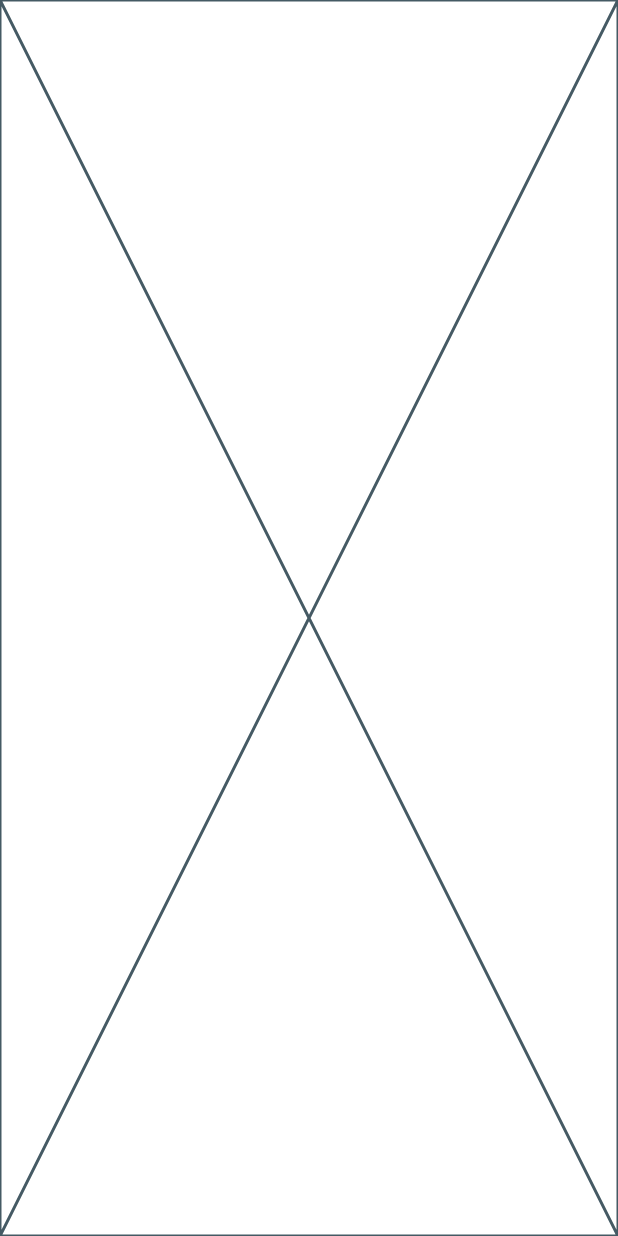
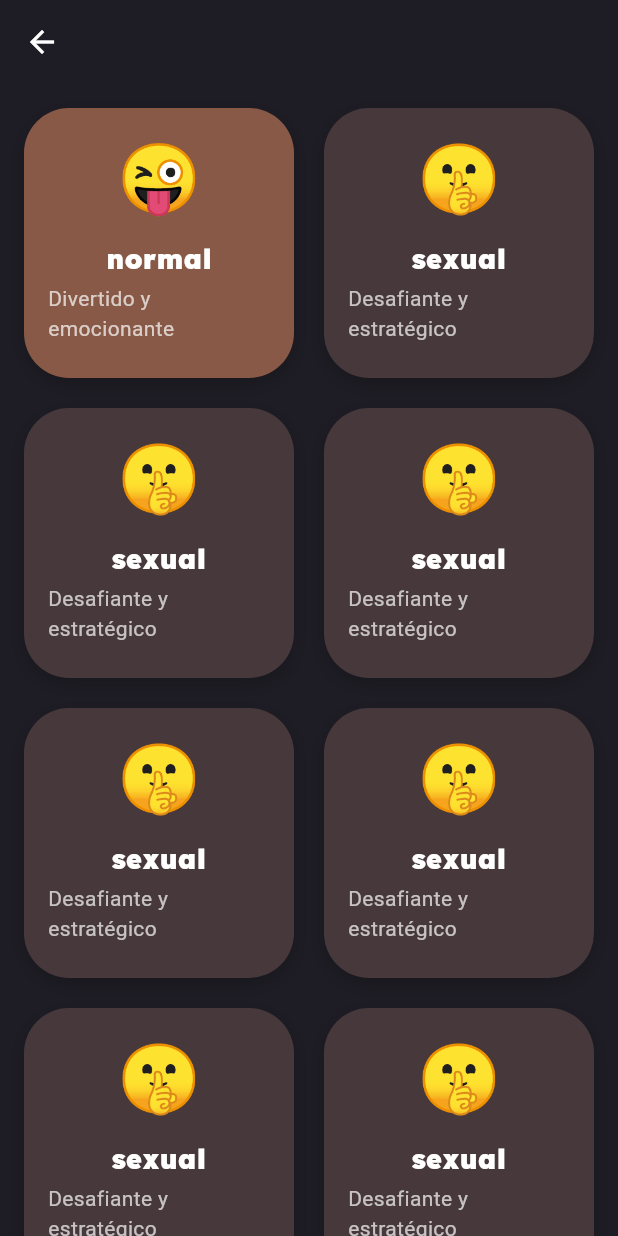
Before and after one commit to kyiroywops/nunkxdos, a Flutter app: the screen it shows after launch, after a tap on "Listo", on a phone screen of 412 x 824 dp. Run offline on Flutter 3.47's test engine with Material 3 defaults, Android fonts, the phone set to English and light mode, and no system bars; our stand-ins replace flutter_riverpod, go_router.

Commit message:
ui juegos

```diff
--- a/lib/config/theme/theme.dart
+++ b/lib/config/theme/theme.dart
@@ -2,8 +2,19 @@ import "package:flutter/material.dart";
 
 class AppTheme {
   ThemeData get themeData => ThemeData(
-        // esta wea debo ocuparla mejor xd
-        colorScheme: ColorScheme.fromSeed(seedColor: Colors.deepPurple),
-        useMaterial3: true,
-      );
-       }
+    colorScheme: ColorScheme.fromSeed(
+      seedColor: Colors.deepPurple,
+      primary: Color(0xFF2a3745), // Azul Oscuro Profundo
+      secondary: Color(0xFF63675c), // Gris Verdoso
+      surface: Color(0xFF52544a), // Gris Pizarra
+      background: Color(0xFFdfbf8f), // Beige Suave
+      error: Color(0xFF875946), // Marrón Terracota
+      onPrimary: Color(0xFF46383b), // Marrón Oscuro
+      onSecondary: Color(0xFF1e1d25), // Negro Azabache
+      onSurface: Color(0xFF1e1d25), // Negro Azabache (repetido)
+      onBackground: Color(0xFF1e1d25), // Negro Azabache (repetido)
+      onError: Color(0xFF1e1d25), // Negro Azabache (puedes elegir otro si quieres variar)
+    ),
+    useMaterial3: true,
+  );
+}
--- a/lib/presentation/screens/games_screen.dart
+++ b/lib/presentation/screens/games_screen.dart
@@ -2,11 +2,150 @@ import 'package:flutter/material.dart';
 import 'package:flutter_riverpod/flutter_riverpod.dart';
 import 'package:go_router/go_router.dart';
 
+class Game {
+  final Color color;
+  final String route;
+  final String name;
+  final String subtitle;
+  final String emoji;
+
+  Game(
+      {required this.color,
+      required this.route,
+      required this.name,
+      required this.subtitle,
+      required this.emoji});
+}
+
 class GamesScreen extends ConsumerWidget {
+  final List<Game> games = [
+    // Añade tus juegos aquí
+    Game(
+        color: Color(0xFF875946),
+        route: '/game1',
+        name: 'normal',
+        subtitle: 'Divertido y emocionante',
+        emoji: '😜'),
+    Game(
+        color: Color(0xFF46383b),
+        route: '/game2',
+        name: 'sexual',
+        subtitle: 'Desafiante y estratégico',
+        emoji: '🤫'),
+    Game(
+        color: Color(0xFF46383b),
+        route: '/game2',
+        name: 'sexual',
+        subtitle: 'Desafiante y estratégico',
+        emoji: '🤫'),
+    Game(
+        color: Color(0xFF46383b),
+        route: '/game2',
+        name: 'sexual',
+        subtitle: 'Desafiante y estratégico',
+        emoji: '🤫'),
+    Game(
+        color: Color(0xFF46383b),
+        route: '/game2',
+        name: 'sexual',
+        subtitle: 'Desafiante y estratégico',
+        emoji: '🤫'),
+    Game(
+        color: Color(0xFF46383b),
+        route: '/game2',
+        name: 'sexual',
+        subtitle: 'Desafiante y estratégico',
+        emoji: '🤫'),
+    Game(
+        color: Color(0xFF46383b),
+        route: '/game2',
+        name: 'sexual',
+        subtitle: 'Desafiante y estratégico',
+        emoji: '🤫'),
+    Game(
+        color: Color(0xFF46383b),
+        route: '/game2',
+        name: 'sexual',
+        subtitle: 'Desafiante y estratégico',
+        emoji: '🤫'),
+    Game(
+        color: Color(0xFF46383b),
+        route: '/game2',
+        name: 'sexual',
+        subtitle: 'Desafiante y estratégico',
+        emoji: '🤫'),
+    Game(
+        color: Color(0xFF46383b),
+        route: '/game2',
+        name: 'sexual',
+        subtitle: 'Desafiante y estratégico',
+        emoji: '🤫'),
+
+
+    // Más juegos...
+  ];
+
   @override
   Widget build(BuildContext context, WidgetRef ref) {
-
-
-    return const Placeholder();
+    return Scaffold(
+      backgroundColor: Theme.of(context).colorScheme.onBackground,
+      appBar: AppBar(
+        backgroundColor: Theme.of(context).colorScheme.onBackground,
+        leading: IconButton(
+          icon: Icon(Icons.arrow_back, color: Colors.white),
+          onPressed: () => Navigator.of(context).pop(),
+        ),
+        title: Text('Selecciona un Juego'),
+      ),
+      body:
+      GridView.builder(
+        padding: const EdgeInsets.all(16), // Padding exterior aumentado
+        gridDelegate: SliverGridDelegateWithFixedCrossAxisCount(
+          crossAxisCount: 2,
+          crossAxisSpacing: 20, // Espacio horizontal aumentado
+          mainAxisSpacing: 20, // Espacio vertical aumentado
+        ),
+        itemCount: games.length,
+        itemBuilder: (context, index) {
+          var game = games[index];
+          return GestureDetector(
+            onTap: () => GoRouter.of(context).go(game.route),
+            child: Container(
+              padding: const EdgeInsets.all(16), // Padding interior aumentado
+              decoration: BoxDecoration(
+                color: game.color,
+                borderRadius:
+                    BorderRadius.circular(30), // Bordes más redondeados
+                boxShadow: [
+                  BoxShadow(
+                    color: Colors.black.withOpacity(0.2), // Color de sombra
+                    spreadRadius: 0,
+                    blurRadius: 10, // Nivel de desenfoque de la sombra
+                    offset: Offset(0, 4), // Posición de la sombra
+                  ),
+                ],
+              ),
+              child: Column(
+                mainAxisAlignment: MainAxisAlignment.start,
+                children: [
+                  Text(game.emoji, style: TextStyle(fontSize: 44)),
+                  SizedBox(height: 8), // Espacio entre elementos
+                  Text(game.name,
+                      style: TextStyle(
+                          fontSize: 18,
+                          color: Colors.white,
+                          fontFamily: 'Lexend',
+                          fontWeight: FontWeight.w900)),
+                  SizedBox(height: 4),
+                  Text(game.subtitle,
+                      style: TextStyle(
+                          fontSize: 14, color: Colors.white.withOpacity(0.7))),
+                ],
+              ),
+            ),
+          );
+        },
+      ),
+    );
   }
 }
--- a/pubspec.yaml
+++ b/pubspec.yaml
@@ -22,6 +22,7 @@ flutter:
   assets:
     - assets/images/
     - assets/images/avatars/
+    - assets/images/games/
 
   fonts:
     - family: ReadexPro
```
Also changed, not shown: assets/images/games/game1.png (added).
